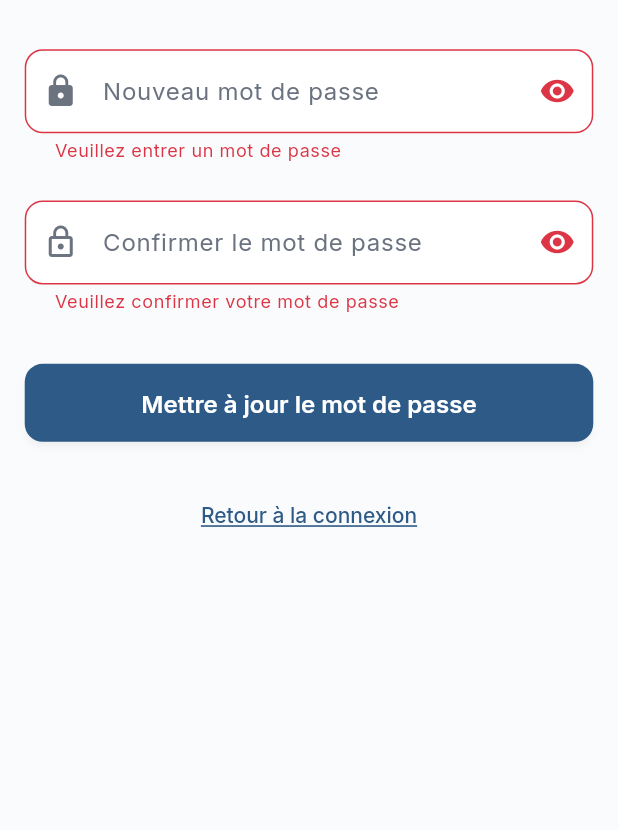
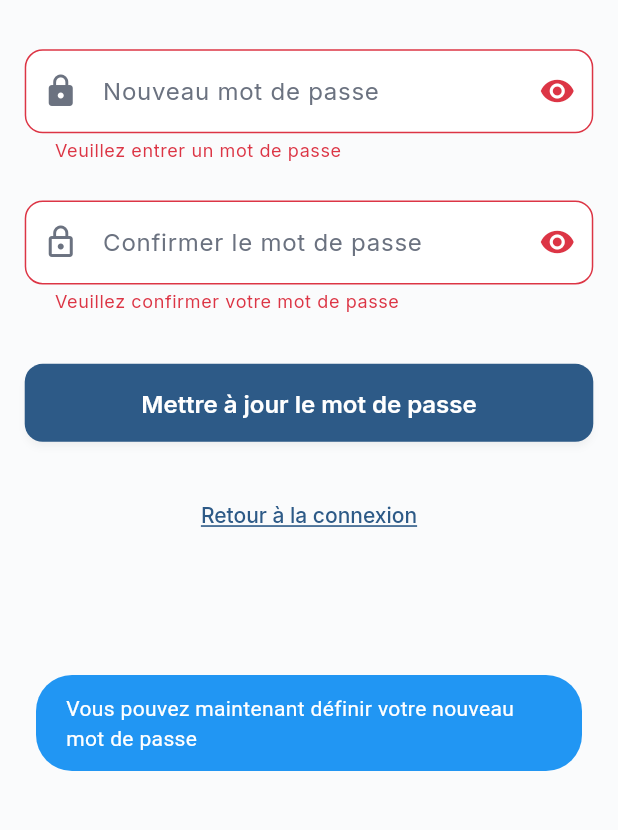
Before and after one commit to Xprriacst/dailygrowth-v2, a Flutter app: the ResetPasswordScreen screen opened by its route, after a tap on "Mettre à jour le mot de passe", on a phone screen of 412 x 824 dp, the part 369-1199 px from its top. Run offline on Flutter 3.47's test engine with Material 3 defaults, Android fonts, the phone set to English and light mode, and no system bars; our stand-ins replace cached_network_image, connectivity_plus, dio, fl_chart, flutter_local_notifications, flutter_svg and 7 more; missing offline and left inert: cron, dart:html, dart:js, dart:js_util, universal_html; accounts and stored records are empty; statements that could not run were skipped; project files that could hold a hidden picture were left out.

Commit message:
fix: Améliorer gestion session récupération mot de passe
- Supabase gère automatiquement les hash fragments (#access_token=...)
- Attente de 1 seconde pour établissement de la session
- Vérification de la session avant affichage du formulaire
- Suppression dépendance dart:html pour compatibilité cross-platform
- Toast de confirmation quand session établie

```diff
--- a/lib/presentation/reset_password/reset_password_screen.dart
+++ b/lib/presentation/reset_password/reset_password_screen.dart
@@ -1,6 +1,7 @@
 import 'package:flutter/material.dart';
 import 'package:sizer/sizer.dart';
 import 'package:fluttertoast/fluttertoast.dart';
+import 'package:supabase_flutter/supabase_flutter.dart';
 
 import '../../services/auth_service.dart';
 import '../../theme/app_theme.dart';
@@ -33,13 +34,26 @@ class _ResetPasswordScreenState extends State<ResetPasswordScreen> {
   @override
   void initState() {
     super.initState();
-    _handleDeepLink();
+    _handlePasswordRecovery();
   }
 
-  void _handleDeepLink() {
-    if (widget.token != null && widget.type == 'recovery') {
-      // Token de récupération détecté, l'utilisateur peut maintenant définir un nouveau mot de passe
-      debugPrint('🔑 Reset password token detected: ${widget.token}');
+  Future<void> _handlePasswordRecovery() async {
+    // Supabase gère automatiquement les hash fragments (#access_token=...)
+    // On attend que la session soit établie
+    await Future.delayed(const Duration(milliseconds: 1000));
+
+    final session = Supabase.instance.client.auth.currentSession;
+    if (session != null) {
+      debugPrint('✅ Session de récupération établie pour: ${session.user.email}');
+      Fluttertoast.showToast(
+        msg: "Vous pouvez maintenant définir votre nouveau mot de passe",
+        toastLength: Toast.LENGTH_LONG,
+        backgroundColor: Colors.blue,
+        textColor: Colors.white,
+      );
+    } else {
+      debugPrint('⚠️ Aucune session trouvée - vérifiez le lien de réinitialisation');
+      // Ne pas afficher d'erreur ici car l'utilisateur peut arriver directement sur la page
     }
   }
 
```
